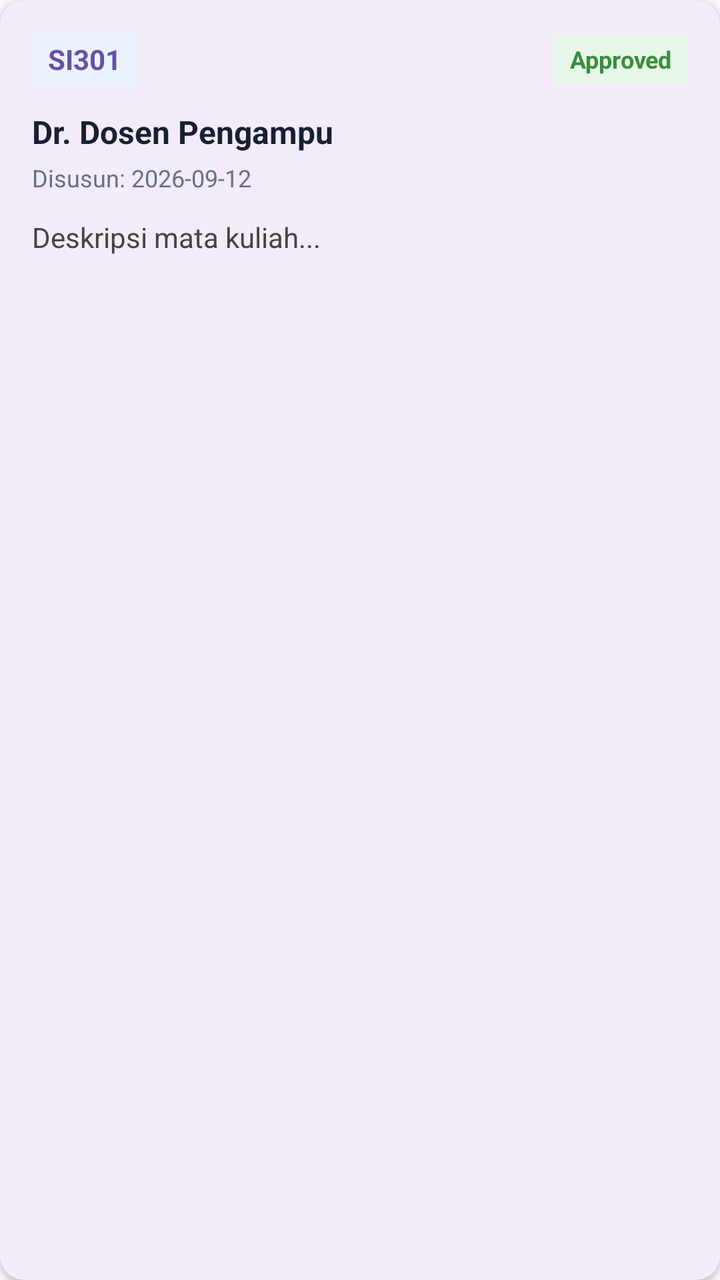
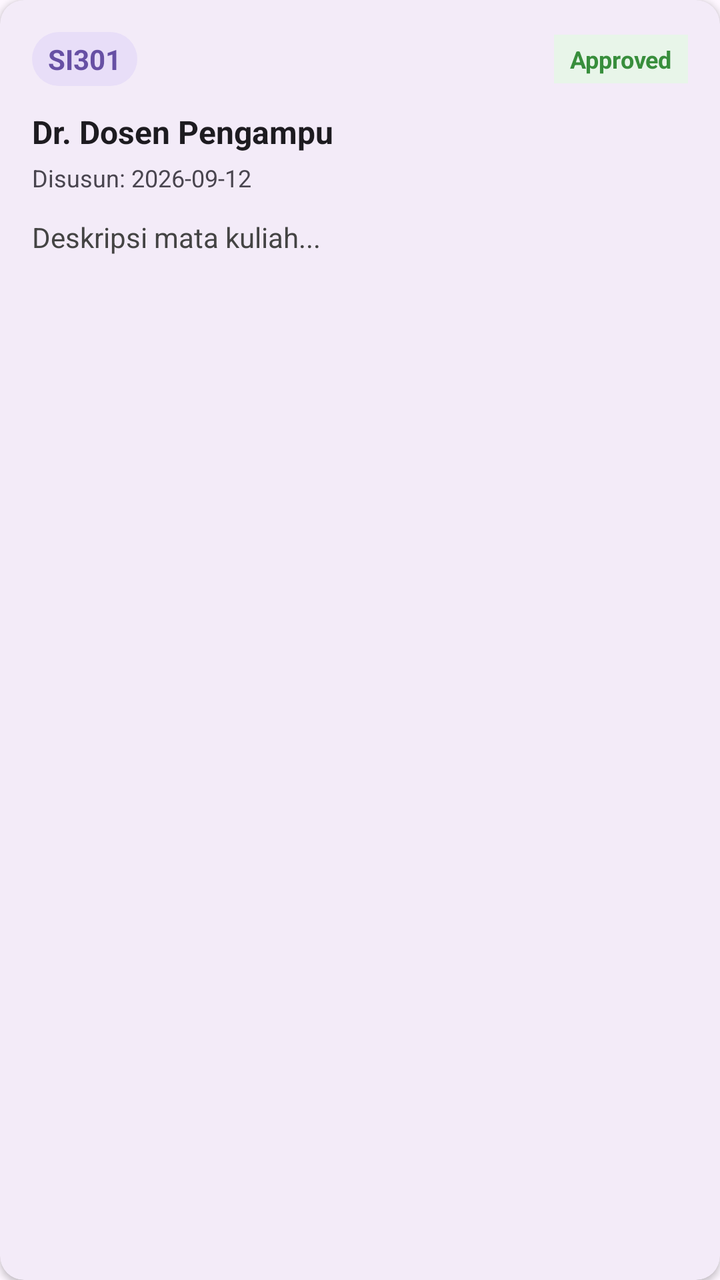

Two renders of the same Android screen: before a commit and after it. Below are the layout's source before the change and the commit's diff.
<!-- AndroidManifest.xml: application theme Theme.ProjectFarrelMobileProgramming -->
<!-- res/layout/item_rps.xml -->
<?xml version="1.0" encoding="utf-8"?>
<com.google.android.material.card.MaterialCardView 
    xmlns:android="http://schemas.android.com/apk/res/android"
    xmlns:app="http://schemas.android.com/apk/res-auto"
    android:layout_width="match_parent"
    android:layout_height="wrap_content"
    android:layout_marginHorizontal="16dp"
    android:layout_marginVertical="8dp"
    app:cardCornerRadius="12dp"
    app:cardElevation="2dp"
    app:strokeWidth="0dp">

    <LinearLayout
        android:layout_width="match_parent"
        android:layout_height="wrap_content"
        android:orientation="vertical"
        android:padding="16dp">

        <LinearLayout
            android:layout_width="match_parent"
            android:layout_height="wrap_content"
            android:orientation="horizontal"
            android:gravity="center_vertical">
            
            <TextView
                android:id="@+id/tvRpsMkId"
                android:layout_width="wrap_content"
                android:layout_height="wrap_content"
                android:text="SI301"
                android:textColor="?attr/colorPrimary"
                android:textStyle="bold"
                android:background="#EAF2FF"
                android:paddingHorizontal="8dp"
                android:paddingVertical="4dp" />
                
            <View
                android:layout_width="0dp"
                android:layout_height="0dp"
                android:layout_weight="1" />
                
            <TextView
                android:id="@+id/tvRpsStatus"
                android:layout_width="wrap_content"
                android:layout_height="wrap_content"
                android:text="Approved"
                android:textColor="#388E3C"
                android:textSize="12sp"
                android:textStyle="bold"
                android:background="#E8F5E9"
                android:paddingHorizontal="8dp"
                android:paddingVertical="4dp" />
        </LinearLayout>

        <TextView
            android:id="@+id/tvRpsDosen"
            android:layout_width="match_parent"
            android:layout_height="wrap_content"
            android:text="Dr. Dosen Pengampu"
            android:textSize="16sp"
            android:textStyle="bold"
            android:layout_marginTop="12dp"
            android:textColor="#172033" />
            
        <TextView
            android:id="@+id/tvRpsTanggal"
            android:layout_width="match_parent"
            android:layout_height="wrap_content"
            android:text="Disusun: 2026-09-12"
            android:textSize="12sp"
            android:layout_marginTop="4dp"
            android:textColor="#667085" />
            
        <TextView
            android:id="@+id/tvRpsDesc"
            android:layout_width="match_parent"
            android:layout_height="wrap_content"
            android:text="Deskripsi mata kuliah..."
            android:textSize="14sp"
            android:layout_marginTop="12dp"
            android:textColor="#444"
            android:maxLines="2"
            android:ellipsize="end" />

    </LinearLayout>
</com.google.android.material.card.MaterialCardView>
<!-- resources referenced by this layout -->
<resources>
  <style name="Theme.ProjectFarrelMobileProgramming" parent="Base.Theme.ProjectFarrelMobileProgramming" />
  <style name="Base.Theme.ProjectFarrelMobileProgramming" parent="Theme.Material3.DayNight.NoActionBar">
          
          
      </style>
</resources>

<!-- the commit's change to res/layout/item_rps.xml (unified diff, before → after) -->
@@ -26,10 +26,10 @@
                 android:id="@+id/tvRpsMkId"
                 android:layout_width="wrap_content"
                 android:layout_height="wrap_content"
-                android:text="SI301"
+                android:text="@string/ui_si301_61"
                 android:textColor="?attr/colorPrimary"
                 android:textStyle="bold"
-                android:background="#EAF2FF"
+                android:background="@drawable/bg_pill"
                 android:paddingHorizontal="8dp"
                 android:paddingVertical="4dp" />
                 
@@ -42,7 +42,7 @@
                 android:id="@+id/tvRpsStatus"
                 android:layout_width="wrap_content"
                 android:layout_height="wrap_content"
-                android:text="Approved"
+                android:text="@string/ui_approved_62"
                 android:textColor="#388E3C"
                 android:textSize="12sp"
                 android:textStyle="bold"
@@ -55,26 +55,26 @@
             android:id="@+id/tvRpsDosen"
             android:layout_width="match_parent"
             android:layout_height="wrap_content"
-            android:text="Dr. Dosen Pengampu"
+            android:text="@string/ui_dr_dosen_pengampu_63"
             android:textSize="16sp"
             android:textStyle="bold"
             android:layout_marginTop="12dp"
-            android:textColor="#172033" />
+            android:textColor="?attr/colorOnSurface" />
             
         <TextView
             android:id="@+id/tvRpsTanggal"
             android:layout_width="match_parent"
             android:layout_height="wrap_content"
-            android:text="Disusun: 2026-09-12"
+            android:text="@string/ui_disusun_2026_09_12_64"
             android:textSize="12sp"
             android:layout_marginTop="4dp"
-            android:textColor="#667085" />
+            android:textColor="?attr/colorOnSurfaceVariant" />
             
         <TextView
             android:id="@+id/tvRpsDesc"
             android:layout_width="match_parent"
             android:layout_height="wrap_content"
-            android:text="Deskripsi mata kuliah..."
+            android:text="@string/ui_deskripsi_mata_kuliah_65"
             android:textSize="14sp"
             android:layout_marginTop="12dp"
             android:textColor="#444"
<!-- resource entries referenced after the edit -->
@@ -1,5 +1,17 @@
 <!-- resources referenced by this layout -->
 <resources>
+  <!-- drawable bg_pill (drawable) -->
+  <?xml version="1.0" encoding="utf-8"?>
+  <shape xmlns:android="http://schemas.android.com/apk/res/android"
+      android:shape="rectangle">
+      <solid android:color="?attr/colorSecondaryContainer" />
+      <corners android:radius="16dp" />
+  </shape>
+  <string name="ui_approved_62">Approved</string>
+  <string name="ui_deskripsi_mata_kuliah_65">Deskripsi mata kuliah...</string>
+  <string name="ui_disusun_2026_09_12_64">Disusun: 2026-09-12</string>
+  <string name="ui_dr_dosen_pengampu_63">Dr. Dosen Pengampu</string>
+  <string name="ui_si301_61">SI301</string>
   <style name="Theme.ProjectFarrelMobileProgramming" parent="Base.Theme.ProjectFarrelMobileProgramming" />
   <style name="Base.Theme.ProjectFarrelMobileProgramming" parent="Theme.Material3.DayNight.NoActionBar">
           
